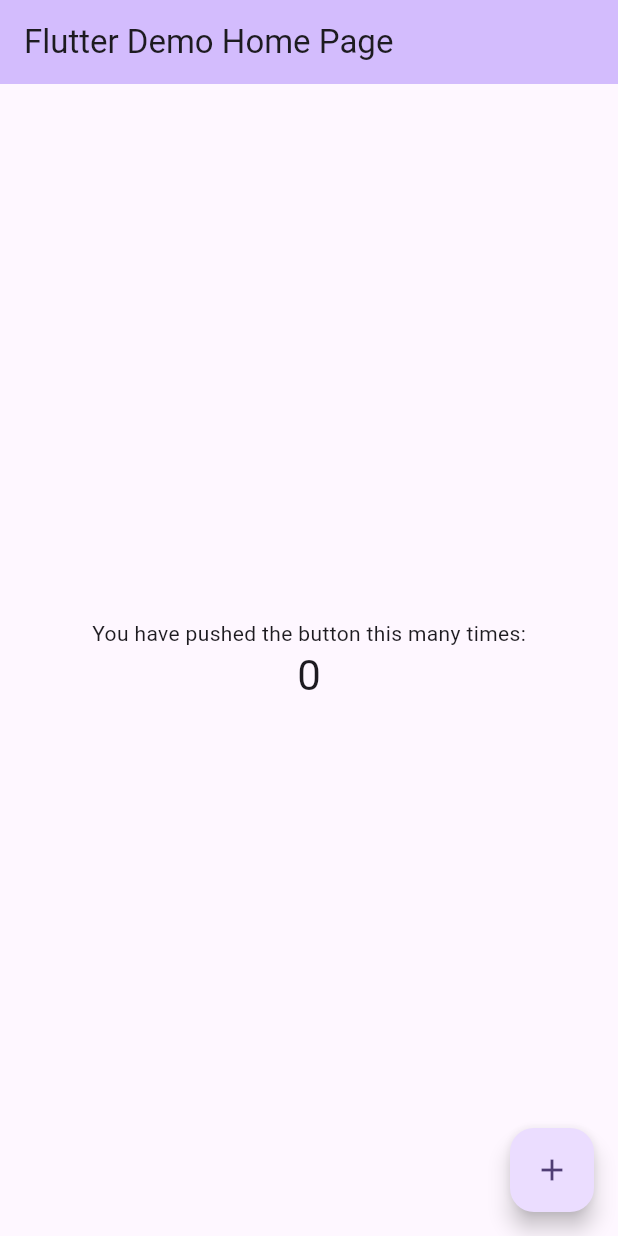
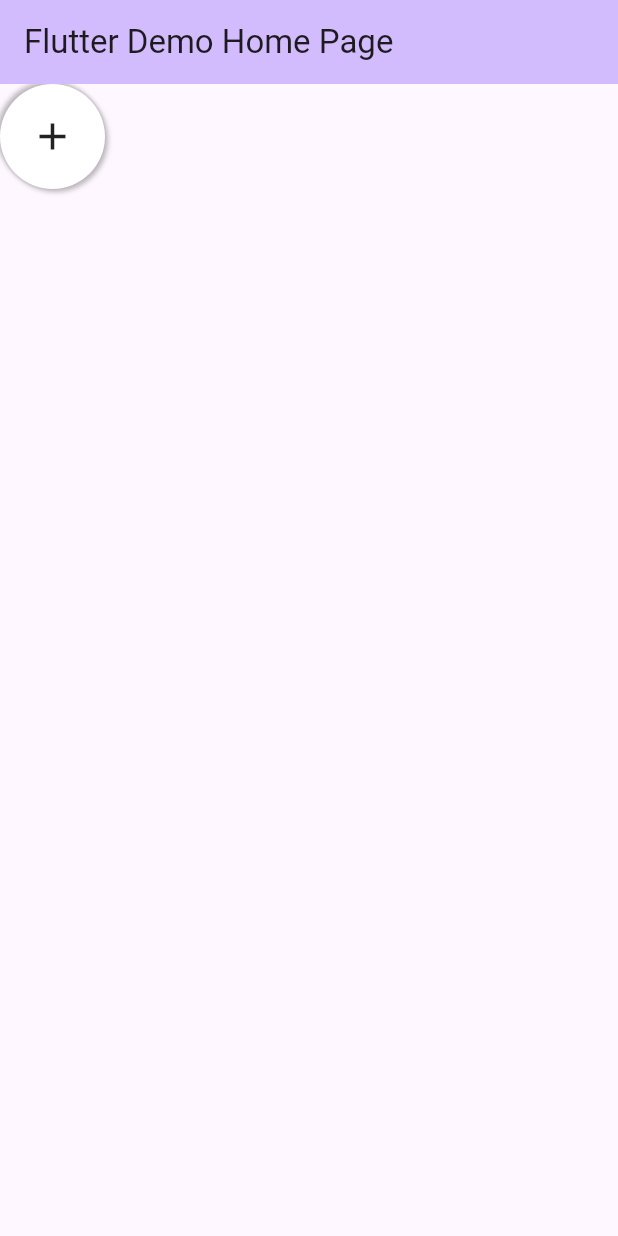
Before and after one commit to yene183861/g-calendar, a Flutter app: the screen it shows after launch, on a phone screen of 412 x 824 dp. Run offline on Flutter 3.47's test engine with Material 3 defaults, Android fonts, the phone set to English and light mode, and no system bars; our stand-ins replace equatable, flutter_bloc.

Commit message:
init  project

```diff
--- a/example/lib/main.dart
+++ b/example/lib/main.dart
@@ -1,4 +1,5 @@
 import 'package:flutter/material.dart';
+import 'package:g_calendar/g_calendar.dart';
 
 void main() {
   runApp(const MyApp());
@@ -70,56 +71,12 @@ class _MyHomePageState extends State<MyHomePage> {
 
   @override
   Widget build(BuildContext context) {
-    // This method is rerun every time setState is called, for instance as done
-    // by the _incrementCounter method above.
-    //
-    // The Flutter framework has been optimized to make rerunning build methods
-    // fast, so that you can just rebuild anything that needs updating rather
-    // than having to individually change instances of widgets.
     return Scaffold(
       appBar: AppBar(
-        // TRY THIS: Try changing the color here to a specific color (to
-        // Colors.amber, perhaps?) and trigger a hot reload to see the AppBar
-        // change color while the other colors stay the same.
         backgroundColor: Theme.of(context).colorScheme.inversePrimary,
-        // Here we take the value from the MyHomePage object that was created by
-        // the App.build method, and use it to set our appbar title.
         title: Text(widget.title),
       ),
-      body: Center(
-        // Center is a layout widget. It takes a single child and positions it
-        // in the middle of the parent.
-        child: Column(
-          // Column is also a layout widget. It takes a list of children and
-          // arranges them vertically. By default, it sizes itself to fit its
-          // children horizontally, and tries to be as tall as its parent.
-          //
-          // Column has various properties to control how it sizes itself and
-          // how it positions its children. Here we use mainAxisAlignment to
-          // center the children vertically; the main axis here is the vertical
-          // axis because Columns are vertical (the cross axis would be
-          // horizontal).
-          //
-          // TRY THIS: Invoke "debug painting" (choose the "Toggle Debug Paint"
-          // action in the IDE, or press "p" in the console), to see the
-          // wireframe for each widget.
-          mainAxisAlignment: MainAxisAlignment.center,
-          children: <Widget>[
-            const Text(
-              'You have pushed the button this many times:',
-            ),
-            Text(
-              '$_counter',
-              style: Theme.of(context).textTheme.headlineMedium,
-            ),
-          ],
-        ),
-      ),
-      floatingActionButton: FloatingActionButton(
-        onPressed: _incrementCounter,
-        tooltip: 'Increment',
-        child: const Icon(Icons.add),
-      ), // This trailing comma makes auto-formatting nicer for build methods.
+      body: GCalendarWidget(),
     );
   }
 }
--- a/lib/g_calendar.dart
+++ b/lib/g_calendar.dart
@@ -1 +1,3 @@
 library g_calendar;
+
+export 'src/g_calendar_widget.dart';
--- /dev/null
+++ b/lib/src/g_calendar_widget.dart
@@ -0,0 +1,82 @@
+import 'package:flutter/material.dart';
+import 'package:flutter/widgets.dart';
+import 'package:flutter_bloc/flutter_bloc.dart';
+import 'package:g_calendar/src/bloc/g_calendar_bloc.dart';
+
+import 'data/enum_type/enums.dart';
+import 'settings/calendar_theme.dart';
+import 'show_log.dart';
+
+class GCalendarWidget extends StatelessWidget {
+  const GCalendarWidget({super.key});
+
+  @override
+  Widget build(BuildContext context) {
+    return BlocProvider(
+      create: (context) => GCalendarBloc(),
+      child: const _GCalendarBody(),
+    );
+  }
+}
+
+class _GCalendarBody extends StatefulWidget {
+  const _GCalendarBody({
+    super.key,
+    this.theme = const CalendarTheme.light(),
+  });
+  final CalendarTheme theme;
+
+  @override
+  State<_GCalendarBody> createState() => __GCalendarBodyState();
+}
+
+class __GCalendarBodyState extends State<_GCalendarBody> {
+  @override
+  Widget build(BuildContext context) {
+    return LayoutBuilder(
+      builder: (context, constraints) {
+        final width = constraints.maxWidth;
+        final height = constraints.maxHeight;
+        return Column(
+          crossAxisAlignment: CrossAxisAlignment.start,
+          children: [
+            Container(
+              padding: const EdgeInsets.all(20),
+              decoration: const BoxDecoration(
+                shape: BoxShape.circle,
+                color: Colors.white,
+                boxShadow: [
+                  BoxShadow(
+                    offset: Offset(2, 2),
+                    color: Colors.black26,
+                    blurRadius: 2,
+                  ),
+                  BoxShadow(
+                    offset: Offset(-2, -2),
+                    color: Colors.black26,
+                    blurRadius: 2,
+                  ),
+                ],
+              ),
+              child: const Icon(
+                Icons.add,
+                size: 30,
+              ),
+            ),
+            BlocBuilder<GCalendarBloc, GCalendarState>(
+              buildWhen: (p, c) => p.viewMode != c.viewMode,
+              builder: (context, state) {
+                switch (state.viewMode) {
+                  case CalendarViewMode.day:
+                    return Container();
+                  default:
+                    return Container();
+                }
+              },
+            ),
+          ],
+        );
+      },
+    );
+  }
+}
--- a/lib/src/settings/calendar_theme.dart
+++ b/lib/src/settings/calendar_theme.dart
@@ -1 +1,22 @@
-class GCalendarTheme {}
+import 'package:flutter/material.dart';
+
+class CalendarTheme {
+  final Color todayHighlightColor;
+  final Color backgroundColor;
+  final BorderSide cellBorder;
+
+  const CalendarTheme({
+    required this.todayHighlightColor,
+    required this.backgroundColor,
+    required this.cellBorder,
+  });
+
+  const CalendarTheme.light({
+    this.todayHighlightColor = Colors.blue,
+    this.backgroundColor = Colors.white,
+    this.cellBorder = const BorderSide(
+      width: 0.5,
+      color: Color(0x29546E7A),
+    ),
+  });
+}
--- /dev/null
+++ b/lib/src/show_log.dart
@@ -0,0 +1,5 @@
+import 'dart:developer';
+
+showLog(dynamic object) {
+  log('${DateTime.now()} === $object');
+}
```
Also changed, not shown: lib/src/settings/time_slot_view_settings.dart (+49 -16 lines), lib/src/util/date_time_util.dart (+7 -0 lines), lib/src/view/calendar_view.dart (added, +10 -0 lines), lib/src/view/header_view.dart (line endings or trailing spaces).
